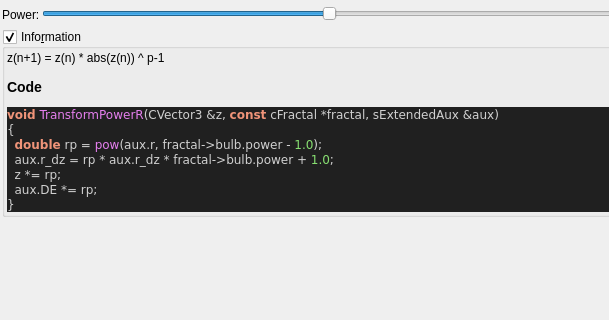
Before: the Qt Designer form mandelbulber2/qt_data/fractal_transf_r_power.ui in buddhi1980/mandelbulber2, drawn with Qt 5; both pictures show x 0 to 609 and y 0 to 320 of the 709 by 756 pixel window.
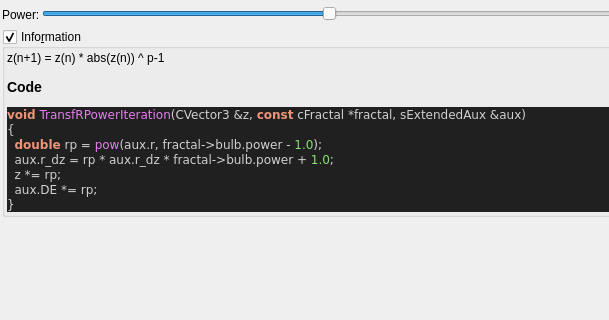
After: the same form once the commit is applied. Custom widgets are drawn as their Qt base class.

```diff
--- a/mandelbulber2/qt_data/fractal_transf_r_power.ui
+++ b/mandelbulber2/qt_data/fractal_transf_r_power.ui
@@ -130,7 +130,7 @@
 &lt;/table&gt;
 &lt;h3&gt;Code&lt;/h3&gt;
 &lt;body style=&quot;background-color:#202020&quot;&gt;
-&lt;pre style=&quot;color:#d0d0d0; background-color:#202020;  font-family:'Courier New',monospace;&quot;&gt;&lt;span style=&quot;color:#f09479; font-weight:bold&quot;&gt;void&lt;/span&gt; &lt;span style=&quot;color:#e47eed&quot;&gt;TransformPowerR&lt;/span&gt;&lt;span style=&quot;color:#d0d0d0&quot;&gt;(&lt;/span&gt;CVector3 &lt;span style=&quot;color:#d0d0d0&quot;&gt;&amp;amp;&lt;/span&gt;z&lt;span style=&quot;color:#d0d0d0&quot;&gt;,&lt;/span&gt; &lt;span style=&quot;color:#f09479; font-weight:bold&quot;&gt;const&lt;/span&gt; cFractal &lt;span style=&quot;color:#d0d0d0&quot;&gt;*&lt;/span&gt;fractal&lt;span style=&quot;color:#d0d0d0&quot;&gt;,&lt;/span&gt; sExtendedAux &lt;span style=&quot;color:#d0d0d0&quot;&gt;&amp;amp;&lt;/span&gt;aux&lt;span style=&quot;color:#d0d0d0&quot;&gt;)&lt;/span&gt;
+&lt;pre style=&quot;color:#d0d0d0; background-color:#202020;  font-family:'Courier New',monospace;&quot;&gt;&lt;span style=&quot;color:#f09479; font-weight:bold&quot;&gt;void&lt;/span&gt; &lt;span style=&quot;color:#e47eed&quot;&gt;TransfRPowerIteration&lt;/span&gt;&lt;span style=&quot;color:#d0d0d0&quot;&gt;(&lt;/span&gt;CVector3 &lt;span style=&quot;color:#d0d0d0&quot;&gt;&amp;amp;&lt;/span&gt;z&lt;span style=&quot;color:#d0d0d0&quot;&gt;,&lt;/span&gt; &lt;span style=&quot;color:#f09479; font-weight:bold&quot;&gt;const&lt;/span&gt; cFractal &lt;span style=&quot;color:#d0d0d0&quot;&gt;*&lt;/span&gt;fractal&lt;span style=&quot;color:#d0d0d0&quot;&gt;,&lt;/span&gt; sExtendedAux &lt;span style=&quot;color:#d0d0d0&quot;&gt;&amp;amp;&lt;/span&gt;aux&lt;span style=&quot;color:#d0d0d0&quot;&gt;)&lt;/span&gt;
 &lt;span style=&quot;color:#d0d0d0&quot;&gt;{&lt;/span&gt;
   &lt;span style=&quot;color:#f09479; font-weight:bold&quot;&gt;double&lt;/span&gt; rp &lt;span style=&quot;color:#d0d0d0&quot;&gt;=&lt;/span&gt; &lt;span style=&quot;color:#e47eed&quot;&gt;pow&lt;/span&gt;&lt;span style=&quot;color:#d0d0d0&quot;&gt;(&lt;/span&gt;aux&lt;span style=&quot;color:#d0d0d0&quot;&gt;.&lt;/span&gt;r&lt;span style=&quot;color:#d0d0d0&quot;&gt;,&lt;/span&gt; fractal&lt;span style=&quot;color:#d0d0d0&quot;&gt;-&amp;gt;&lt;/span&gt;bulb&lt;span style=&quot;color:#d0d0d0&quot;&gt;.&lt;/span&gt;power &lt;span style=&quot;color:#d0d0d0&quot;&gt;-&lt;/span&gt; &lt;span style=&quot;color:#87df71&quot;&gt;1.0&lt;/span&gt;&lt;span style=&quot;color:#d0d0d0&quot;&gt;);&lt;/span&gt;
   aux&lt;span style=&quot;color:#d0d0d0&quot;&gt;.&lt;/span&gt;r_dz &lt;span style=&quot;color:#d0d0d0&quot;&gt;=&lt;/span&gt; rp &lt;span style=&quot;color:#d0d0d0&quot;&gt;*&lt;/span&gt; aux&lt;span style=&quot;color:#d0d0d0&quot;&gt;.&lt;/span&gt;r_dz &lt;span style=&quot;color:#d0d0d0&quot;&gt;*&lt;/span&gt; fractal&lt;span style=&quot;color:#d0d0d0&quot;&gt;-&amp;gt;&lt;/span&gt;bulb&lt;span style=&quot;color:#d0d0d0&quot;&gt;.&lt;/span&gt;power &lt;span style=&quot;color:#d0d0d0&quot;&gt;+&lt;/span&gt; &lt;span style=&quot;color:#87df71&quot;&gt;1.0&lt;/span&gt;&lt;span style=&quot;color:#d0d0d0&quot;&gt;;&lt;/span&gt;
```
Left out of the diff: 4 changed lines with no effect on the pictures.
